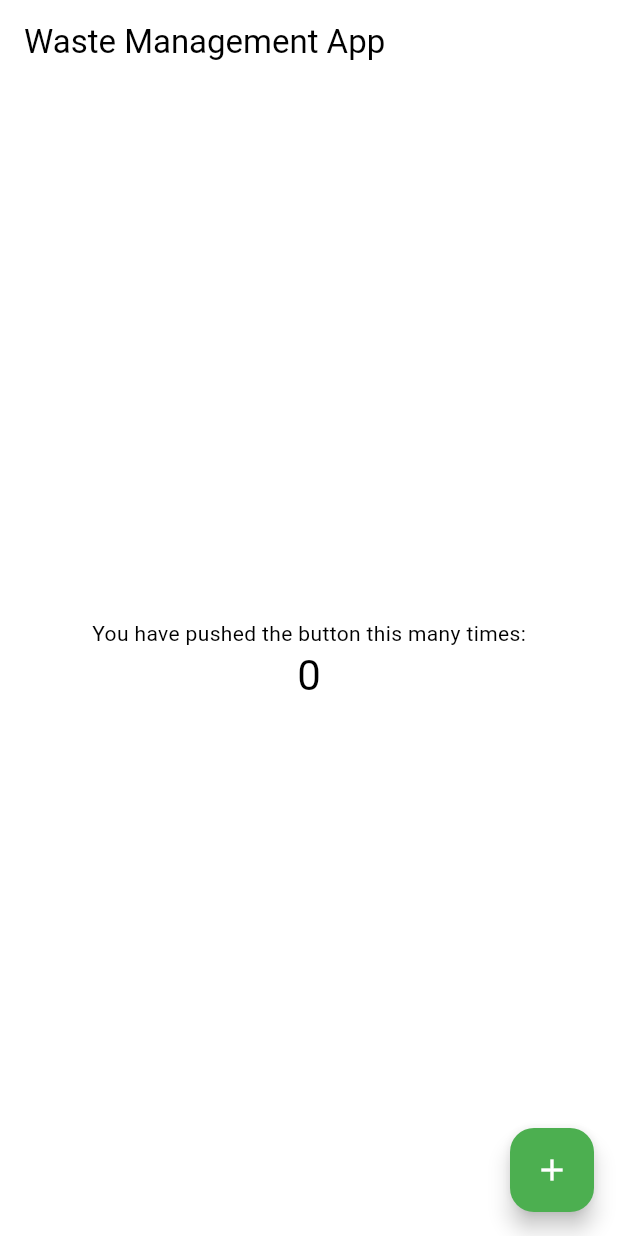
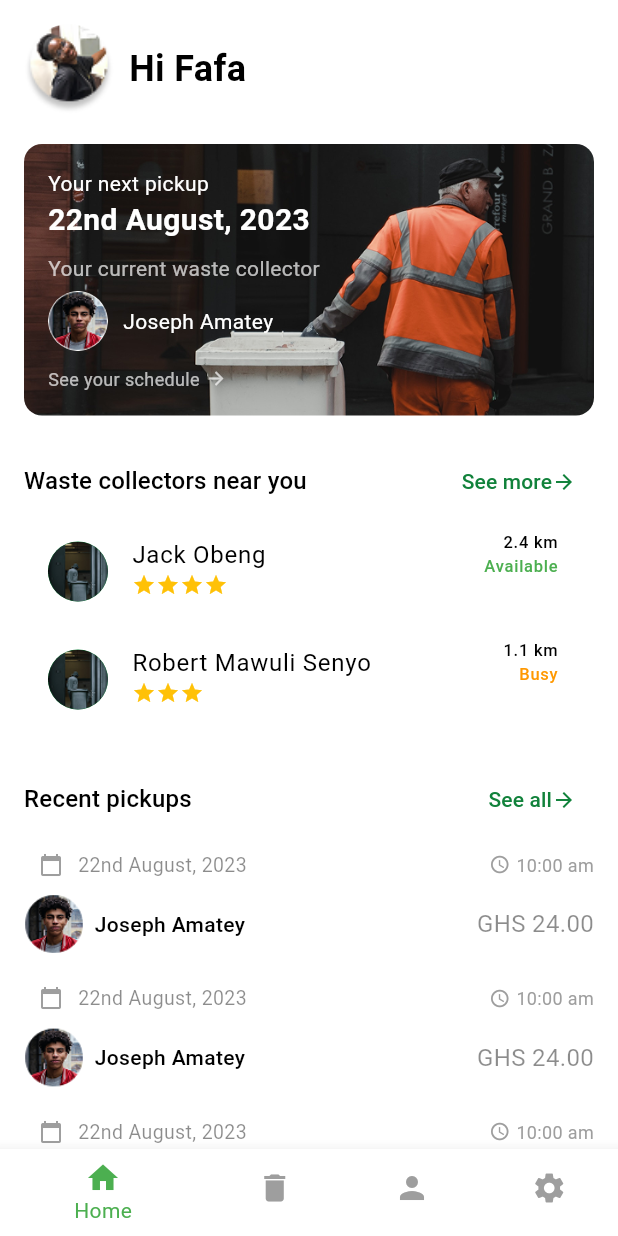
Before and after one commit to Zephschive/A-Waste-Management-App-, a Flutter app: the screen it shows after launch, on a phone screen of 412 x 824 dp. Run offline on Flutter 3.47's test engine with Material 3 defaults, Android fonts, the light colour scheme and no system bars; our stand-ins replace firebase_core; accounts and stored records are empty.

Commit message:
First Committed

```diff
--- /dev/null
+++ b/lib/Common_widgets/Color_ext.dart
@@ -0,0 +1,7 @@
+import 'package:flutter/material.dart';
+
+class WMA_Colours {
+
+  static const Color greenPrimary = Color(0xFF11823B);
+  static const Color DarkgreenPrimary = Color(0xFF01422B);
+}
--- /dev/null
+++ b/lib/Common_widgets/common_widgets.dart
@@ -0,0 +1,6 @@
+library common_widgets;
+
+export 'commonwidgets.dart';
+export 'images_and_icons.dart';
+export 'media_query_ext.dart';
+export 'Color_ext.dart';
--- /dev/null
+++ b/lib/Common_widgets/commonwidgets.dart
@@ -0,0 +1,230 @@
+import 'package:flutter/material.dart';
+import 'package:waste_mangement_app/Common_widgets/common_widgets.dart';
+
+
+Widget greetingSection(String name, String imagePath) {
+  return Row(
+    children: [
+      CircleAvatar(radius: 30, backgroundImage: AssetImage(imagePath), backgroundColor: Colors.transparent,),
+      const SizedBox(width: 10),
+      Text('Hi $name', style: const TextStyle(fontSize: 24, fontWeight: FontWeight.bold)),
+    ],
+  );
+}
+
+  Widget sectionTitle(BuildContext context, String title) {
+    return Text(title, style: Theme.of(context).textTheme.titleMedium);
+  }
+
+Widget nextPickupCard(BuildContext context) {
+  return GestureDetector(
+    onTap: () {
+      // Navigator.push(
+      //   context,
+      //   MaterialPageRoute(builder: (context) => const SchedulePage()), // ← Create this screen
+      // );
+    },
+    child: Container(
+      decoration: BoxDecoration(
+        image: const DecorationImage(
+          image: AssetImage(WMA_Images.OrangeMan_Background),
+          fit: BoxFit.cover,
+        ),
+        borderRadius: BorderRadius.circular(12),
+      ),
+      padding: const EdgeInsets.all(16),
+      child: Column(
+        crossAxisAlignment: CrossAxisAlignment.start,
+        children: [
+          const Text('Your next pickup', style: TextStyle(color: Colors.white)),
+          const Text(
+            '22nd August, 2023',
+            style: TextStyle(color: Colors.white, fontSize: 20, fontWeight: FontWeight.bold),
+          ),
+          const SizedBox(height: 8),
+          const Text('Your current waste collector', style: TextStyle(color: Colors.white70)),
+          const SizedBox(height: 5),
+          const Row(
+            children: [
+              CircleAvatar(
+                backgroundImage: AssetImage(WMA_profiles.Profile_2),
+                backgroundColor: Colors.transparent,
+              ),
+              SizedBox(width: 10),
+              Text('Joseph Amatey', style: TextStyle(color: Colors.white)),
+            ],
+          ),
+          const SizedBox(height: 10),
+          Row(
+            mainAxisAlignment: MainAxisAlignment.start,
+            children: const [
+              Text(
+                'See your schedule',
+                style: TextStyle(color: Colors.white70, fontSize: 12),
+              ),
+              SizedBox(width: 4),
+              Icon(Icons.arrow_forward, color: Colors.white70, size: 14),
+            ],
+          ),
+        ],
+      ),
+    ),
+  );
+}
+
+
+Widget collectorsList() {
+  // You can extract this into a ListView.builder if the data is dynamic.
+  return Column(
+    children: const [
+      CollectorTile(name: 'Jack Obeng', distance: '2.4 km', status: 'Available', stars: 4),
+      CollectorTile(name: 'Robert Mawuli Senyo', distance: '1.1 km', status: 'Busy', stars: 3),
+    ],
+  );
+}
+
+Widget recentPickupList() {
+  return ListView.builder(
+    shrinkWrap: true,
+    physics: const AlwaysScrollableScrollPhysics(),
+    itemCount: 3,
+    itemBuilder: (context, index) {
+      return Padding(
+        padding: const EdgeInsets.symmetric(vertical: 10),
+        child: Column(
+
+          children: [
+            // Left: Calendar icon and date
+            Row(
+              mainAxisAlignment: MainAxisAlignment.spaceBetween,
+              children: const [
+                Row(
+
+                  children: [
+                    SizedBox(width: 10,),
+                    Icon(Icons.calendar_today, size: 16, color: Colors.grey),
+                    SizedBox(width: 10,),
+                    Text('22nd August, 2023',
+                      style: TextStyle(
+                        fontSize: 13,
+                        color: Colors.black45,
+                        fontWeight: FontWeight.w400,
+                      ),
+                    ),
+                  ],
+                ),
+                 Row(
+                   children: [
+                     Icon(Icons.access_time, size: 14, color: Colors.grey),
+                     SizedBox(width: 4),
+                     Text('10:00 am',
+                       style: TextStyle(fontSize: 12, color: Colors.grey),
+                     ),
+                   ],
+                 ),
+              ],
+            ),
+
+
+      const SizedBox(height: 10,),
+            Row(
+              mainAxisAlignment: MainAxisAlignment.spaceBetween,
+              children: const [
+                Row(
+                  children: [
+                    CircleAvatar(
+                      radius: 20,
+                      backgroundImage: AssetImage(WMA_profiles.Profile_2),
+                      backgroundColor: Colors.transparent,
+                    ),
+                    SizedBox(width: 7),
+                    Text('Joseph Amatey',
+                      style: TextStyle(
+                        fontSize: 14,
+                        fontWeight: FontWeight.w500,
+                      ),
+                    ),
+                  ],
+                ),
+
+                Row(
+                  children: [Text('GHS 24.00',
+                  style: TextStyle(
+                  color: Colors.black45,
+                    fontSize: 16,
+                  ),
+                )],
+                )
+              ],
+            ),
+
+
+          ],
+        ),
+      );
+    },
+  );
+}
+
+
+
+
+Widget requestPickupButton() {
+  return SizedBox(
+    width: double.infinity,
+    height: 50,
+    child: FilledButton(
+      onPressed: () {
+        // Handle request
+      },
+      style: FilledButton.styleFrom(
+        backgroundColor: WMA_Colours.greenPrimary, // Customize as needed
+        shape: RoundedRectangleBorder(
+          borderRadius: BorderRadius.circular(12),
+        ),
+      ),
+      child: const Text(
+        "Request a pickup",
+        style: TextStyle(
+          fontSize: 16,
+          fontWeight: FontWeight.bold,
+          color: Colors.white,
+        ),
+      ),
+    ),
+  );
+}
+
+
+class CollectorTile extends StatelessWidget {
+  final String name;
+  final String distance;
+  final String status;
+  final int stars;
+
+  const CollectorTile({
+    super.key,
+    required this.name,
+    required this.distance,
+    required this.status,
+    required this.stars,
+  });
+
+  @override
+  Widget build(BuildContext context) {
+    return ListTile(
+      leading: const CircleAvatar(backgroundImage: AssetImage(WMA_profiles.Profile_4)),
+      title: Text(name),
+      subtitle: Row(
+        children: List.generate(stars, (index) => const Icon(Icons.star, color: Colors.amber, size: 16)),
+      ),
+      trailing: Column(
+        crossAxisAlignment: CrossAxisAlignment.end,
+        children: [
+          Text(distance),
+          Text(status, style: TextStyle(color: status == 'Available' ? Colors.green : Colors.orange)),
+        ],
+      ),
+    );
+  }
+}
--- /dev/null
+++ b/lib/Common_widgets/images_and_icons.dart
@@ -0,0 +1,16 @@
+class WMA_Images {
+  static const String Dumptruck_Background = 'assets/img/Dumptruck.png';
+  static const String GreenDumpster_Background = 'assets/img/greendumpster.png';
+  static const String OrangeMan_Background = 'assets/img/orangeman.png';
+
+}
+
+
+class WMA_profiles{
+  static const String Profile_1 = 'assets/img/Profile1.png';
+  static const String Profile_2 = 'assets/img/Profile2.png';
+  static const String Profile_3 = 'assets/img/Profile3.png';
+  static const String Profile_4 = 'assets/img/Profile4.png';
+  static const String Profile_5 = 'assets/img/Profile5.png';
+  static const String Profile_6 = 'assets/img/Profile6.png';
+}
--- /dev/null
+++ b/lib/Common_widgets/media_query_ext.dart
@@ -0,0 +1,8 @@
+import 'package:flutter/material.dart';
+
+class ScreenSize {
+  static double screenWidth(BuildContext context) => MediaQuery.of(context).size.width;
+  static double screenHeight(BuildContext context) => MediaQuery.of(context).size.height;
+  static double statusBarHeight(BuildContext context) => MediaQuery.of(context).padding.top;
+  static double bottomInset(BuildContext context) => MediaQuery.of(context).viewInsets.bottom;
+}
--- a/lib/main.dart
+++ b/lib/main.dart
@@ -1,5 +1,6 @@
 import 'package:flutter/material.dart';
 import 'package:provider/provider.dart';
+import 'package:waste_mangement_app/pages/MainNavigationPage.dart';
 import 'package:waste_mangement_app/themes/theme_notifier.dart';
 import 'package:waste_mangement_app/themes/themes.dart';
 
@@ -19,8 +20,11 @@ class MyApp extends StatelessWidget {
 
   @override
   Widget build(BuildContext context) {
+    final themeNotifier = Provider.of<ThemeNotifier>(context);
     return MaterialApp(
+
       title: 'Waste Management App',
+      debugShowCheckedModeBanner: false,
       theme: ThemeData(
         brightness: Brightness.light,
         primaryColor: AppColors.primary,
@@ -28,6 +32,7 @@ class MyApp extends StatelessWidget {
         colorScheme: ColorScheme.light(
           primary: AppColors.primary,
           secondary: AppColors.accent,
+
         ),
         textTheme: const TextTheme(
           bodyMedium: TextStyle(color: AppColors.lightText),
@@ -45,60 +50,8 @@ class MyApp extends StatelessWidget {
           bodyMedium: TextStyle(color: AppColors.darkText),
         ),
       ),
-      themeMode: ThemeMode.system, // Uses system setting by default
-      home: const MyHomePage(title: 'Waste Management App'),
+      themeMode: themeNotifier.themeMode, // Uses system setting by default
+      home: BottomNavController(),
     );
   }
 }
-
-class MyHomePage extends StatefulWidget {
-  const MyHomePage({super.key, required this.title});
-
-  final String title;
-
-  @override
-  State<MyHomePage> createState() => _MyHomePageState();
-}
-
-class _MyHomePageState extends State<MyHomePage> {
-  int _counter = 0;
-
-  void _incrementCounter() {
-    setState(() {
-
-      _counter++;
-    });
-  }
-
-  @override
-  Widget build(BuildContext context) {
-
-    return Scaffold(
-      appBar: AppBar(
-
-        backgroundColor: Theme.of(context).colorScheme.inversePrimary,
-
-        title: Text(widget.title),
-      ),
-      body: Center(
-
-        child: Column(
-
-          mainAxisAlignment: MainAxisAlignment.center,
-          children: <Widget>[
-            const Text('You have pushed the button this many times:'),
-            Text(
-              '$_counter',
-              style: Theme.of(context).textTheme.headlineMedium,
-            ),
-          ],
-        ),
-      ),
-      floatingActionButton: FloatingActionButton(
-        onPressed: _incrementCounter,
-        tooltip: 'Increment',
-        child: const Icon(Icons.add),
-      ),
-    );
-  }
-}
--- /dev/null
+++ b/lib/pages/HomeDashboardPage.dart
@@ -0,0 +1,67 @@
+import 'package:flutter/material.dart';
+import 'package:waste_mangement_app/Common_widgets/common_widgets.dart';
+
+class Homedashboardpage extends StatefulWidget {
+  const Homedashboardpage({super.key});
+
+  @override
+  State<Homedashboardpage> createState() => _HomedashboardpageState();
+}
+
+class _HomedashboardpageState extends State<Homedashboardpage> {
+  @override
+  Widget build(BuildContext context) {
+    return SafeArea(
+      child: Scaffold(
+        backgroundColor: Colors.white,
+        body: SingleChildScrollView(
+          padding: const EdgeInsets.all(16),
+          child: Column(
+            crossAxisAlignment: CrossAxisAlignment.start,
+            children: [
+              greetingSection('Fafa', WMA_profiles.Profile_1),
+              const SizedBox(height: 20),
+              nextPickupCard(context),
+              const SizedBox(height: 20),
+              Row(
+                mainAxisAlignment: MainAxisAlignment.spaceBetween,
+                children: [
+                  Text('Waste collectors near you', style: Theme.of(context).textTheme.titleMedium),
+                  TextButton(
+                    onPressed: () {},
+                    child: const Row(
+                      children: [
+                        Text('See more'),
+                        Icon(Icons.arrow_forward, size: 16),
+                      ],
+                    ),
+                  )
+                ],
+              ),
+              collectorsList(),
+              const SizedBox(height: 20),
+              Row(
+                mainAxisAlignment: MainAxisAlignment.spaceBetween,
+                children: [
+                  Text('Recent pickups', style: Theme.of(context).textTheme.titleMedium),
+                  TextButton(
+                    onPressed: () {},
+                    child: const Row(
+                      children: [
+                        Text('See all'),
+                        Icon(Icons.arrow_forward, size: 16),
+                      ],
+                    ),
+                  )
+                ],
+              ),
+              recentPickupList(),
+              const SizedBox(height: 20),
+              requestPickupButton(),
+            ],
+          ),
+        ),
+      ),
+    );
+  }
+}
--- /dev/null
+++ b/lib/pages/MainNavigationPage.dart
@@ -0,0 +1,44 @@
+import 'package:flutter/material.dart';
+import 'package:waste_mangement_app/pages/HomeDashboardPage.dart';
+
+
+class BottomNavController extends StatefulWidget {
+  const BottomNavController({super.key});
+
+  @override
+  State<BottomNavController> createState() => _BottomNavControllerState();
+}
+
+class _BottomNavControllerState extends State<BottomNavController> {
+  int _selectedIndex = 0;
+
+  final List<Widget> _pages = [
+    const Homedashboardpage(),
+    Center(child: Text('My Waste')),
+    Center(child: Text('Profile')),
+    Center(child: Text('Settings')),
+  ];
+
+  void _onItemTapped(int index) {
+    setState(() => _selectedIndex = index);
+  }
+
+  @override
+  Widget build(BuildContext context) {
+    return Scaffold(
+      body: _pages[_selectedIndex],
+      bottomNavigationBar: BottomNavigationBar(
+        currentIndex: _selectedIndex,
+        onTap: _onItemTapped,
+        selectedItemColor: Colors.green,
+        unselectedItemColor: Colors.grey,
+        items: const [
+          BottomNavigationBarItem(icon: Icon(Icons.home), label: 'Home'),
+          BottomNavigationBarItem(icon: Icon(Icons.delete), label: 'My Waste'),
+          BottomNavigationBarItem(icon: Icon(Icons.person), label: 'Profile'),
+          BottomNavigationBarItem(icon: Icon(Icons.settings), label: 'Settings'),
+        ],
+      ),
+    );
+  }
+}
--- a/lib/themes/themes.dart
+++ b/lib/themes/themes.dart
@@ -1,8 +1,10 @@
 import 'package:flutter/material.dart';
+import 'package:waste_mangement_app/Common_widgets/common_widgets.dart';
+
 
 class AppColors {
   // Common Colors
-  static const primary = Color(0xFF4CAF50); // Green
+  static const primary = WMA_Colours.greenPrimary;
   static const accent = Color(0xFFCDDC39); // Lime
 
   // Light Theme Colors
--- a/pubspec.yaml
+++ b/pubspec.yaml
@@ -36,6 +36,7 @@ dependencies:
   cupertino_icons: ^1.0.8
   firebase_core: ^3.14.0
   provider: ^6.1.0
+  google_fonts: ^6.2.1
 
 dev_dependencies:
   flutter_test:
@@ -61,7 +62,7 @@ flutter:
 
   # To add assets to your application, add an assets section, like this:
   assets:
-      - assets/img
+      - assets/img/
   #   - images/a_dot_ham.jpeg
 
   # An image asset can refer to one or more resolution-specific "variants", see
```
Also changed, not shown: assets/img/Dumptruck.png (added), assets/img/Profile1.png (added), assets/img/Profile2.png (added), assets/img/Profile3.png (added), assets/img/Profile4.png (added), assets/img/Profile5.png (added), assets/img/Profile6.png (added), assets/img/greendumpster.png (added), assets/img/orangeman.png (added), lib/db/db.dart (added), pubspec.lock, 3 other files.
